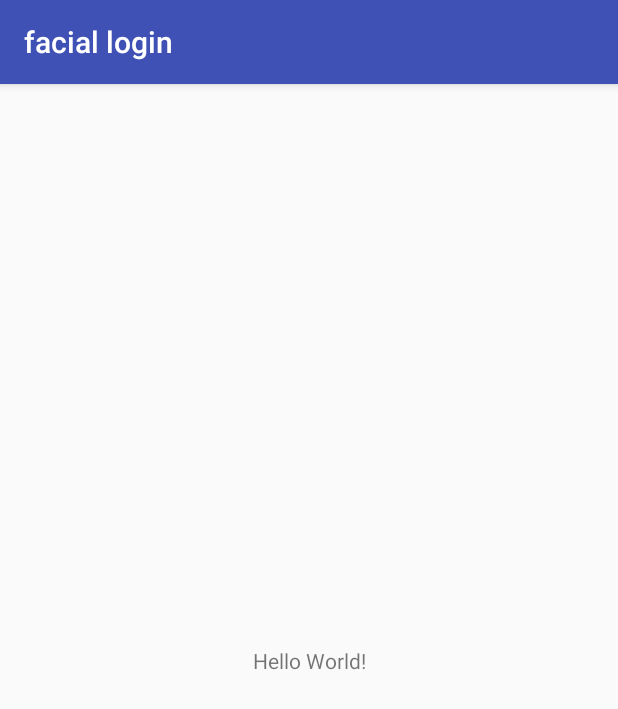
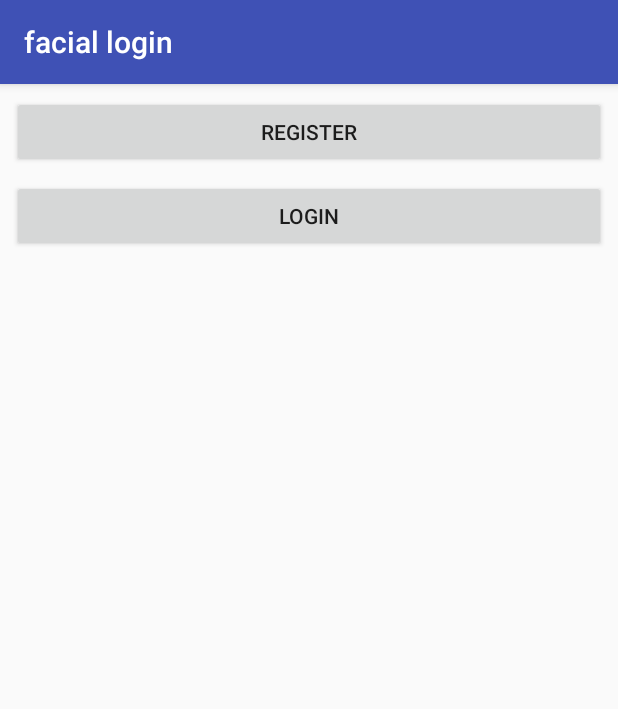
Before and after one commit to izhang1/FacialLogin, an Android app: the screen it shows after launch (MainActivity), on a phone screen of 412 x 824 dp. Shown: the top 709 px of the screen. Run offline under Robolectric (Android 15) with nearby library versions, the phone set to English and light mode, and no system bars.

```diff
--- a/app/src/main/AndroidManifest.xml
+++ b/app/src/main/AndroidManifest.xml
@@ -1,6 +1,10 @@
 <?xml version="1.0" encoding="utf-8"?>
 <manifest xmlns:android="http://schemas.android.com/apk/res/android"
     package="app.izhang.faciallogin">
+
+    <uses-permission android:name="android.permission.CAMERA" />
+    <uses-feature android:name="android.hardware.camera" android:required="false" />
+    <uses-feature android:name="android.hardware.camera.front" android:required="false" />
 
     <application
         android:allowBackup="true"
--- a/app/src/main/java/app/izhang/faciallogin/MainActivity.java
+++ b/app/src/main/java/app/izhang/faciallogin/MainActivity.java
@@ -1,13 +1,107 @@
 package app.izhang.faciallogin;
 
+import android.Manifest;
+import android.content.Intent;
+import android.content.pm.PackageManager;
+import android.net.Uri;
+import android.os.Build;
+import android.os.Environment;
+import android.provider.MediaStore;
+import android.support.v4.app.ActivityCompat;
+import android.support.v4.content.ContextCompat;
 import android.support.v7.app.AppCompatActivity;
 import android.os.Bundle;
+import android.view.View;
+import android.webkit.URLUtil;
+import android.widget.Button;
+
+import java.io.File;
 
 public class MainActivity extends AppCompatActivity {
+
+    private static int CAMERA_PHOTO_REQUEST_CODE = 1111;
+    private final int CAMERA_PERMISSION_REQUEST = 1;
+
 
     @Override
     protected void onCreate(Bundle savedInstanceState) {
         super.onCreate(savedInstanceState);
         setContentView(R.layout.activity_main);
+
+        Button regbtn = this.findViewById(R.id.btn_reg);
+        Button logBtn = this.findViewById(R.id.btn_login);
+
+        // Check for permissions
+
+        // Here, thisActivity is the current activity
+        if (ContextCompat.checkSelfPermission(this,
+                Manifest.permission.CAMERA)
+                != PackageManager.PERMISSION_GRANTED) {
+
+            // Permission is not granted
+            // Should we show an explanation?
+            if (ActivityCompat.shouldShowRequestPermissionRationale(this,
+                    Manifest.permission.CAMERA)) {
+                // Show an explanation to the user *asynchronously* -- don't block
+                // this thread waiting for the user's response! After the user
+                // sees the explanation, try again to request the permission.
+            } else {
+                // No explanation needed; request the permission
+                ActivityCompat.requestPermissions(this,
+                        new String[]{Manifest.permission.CAMERA},
+                        CAMERA_PERMISSION_REQUEST);
+
+                // MY_PERMISSIONS_REQUEST_READ_CONTACTS is an
+                // app-defined int constant. The callback method gets the
+                // result of the request.
+            }
+        } else {
+            // Permission has already been granted
+        }
+
+        regbtn.setOnClickListener(new View.OnClickListener() {
+            @Override
+            public void onClick(View view) {
+                Intent intent = new Intent(MediaStore.ACTION_IMAGE_CAPTURE);
+                intent.putExtra("android.intent.extras.CAMERA_FACING", 1);
+                startActivity(intent);
+            }
+        });
+
+        logBtn.setOnClickListener(new View.OnClickListener() {
+            @Override
+            public void onClick(View view) {
+
+            }
+        });
+
+    }
+
+    @Override
+    public void onRequestPermissionsResult(int requestCode,
+                                           String permissions[], int[] grantResults) {
+        switch (requestCode) {
+            case CAMERA_PERMISSION_REQUEST: {
+                // If request is cancelled, the result arrays are empty.
+                if (grantResults.length > 0
+                        && grantResults[0] == PackageManager.PERMISSION_GRANTED) {
+                    Intent intent = new Intent(MediaStore.ACTION_IMAGE_CAPTURE);
+                    if (Build.VERSION.SDK_INT >= Build.VERSION_CODES.LOLLIPOP_MR1) {
+                        intent.putExtra("android.intent.extras.CAMERA_FACING", android.hardware.Camera.CameraInfo.CAMERA_FACING_FRONT);
+                        intent.putExtra("android.intent.extras.LENS_FACING_FRONT", 1);
+                        intent.putExtra("android.intent.extra.USE_FRONT_CAMERA", true);
+                    } else {
+                        intent.putExtra("android.intent.extras.CAMERA_FACING", 1);
+                    }
+                } else {
+                    // permission denied, boo! Disable the
+                    // functionality that depends on this permission.
+                }
+                return;
+            }
+
+            // other 'case' lines to check for other
+            // permissions this app might request.
+        }
     }
 }
--- a/app/src/main/res/layout/activity_main.xml
+++ b/app/src/main/res/layout/activity_main.xml
@@ -6,13 +6,27 @@
     android:layout_height="match_parent"
     tools:context=".MainActivity">
 
-    <TextView
-        android:layout_width="wrap_content"
+    <Button
+        android:id="@+id/btn_reg"
+        android:layout_width="0dp"
         android:layout_height="wrap_content"
-        android:text="Hello World!"
-        app:layout_constraintBottom_toBottomOf="parent"
-        app:layout_constraintLeft_toLeftOf="parent"
-        app:layout_constraintRight_toRightOf="parent"
+        android:layout_marginEnd="8dp"
+        android:layout_marginStart="8dp"
+        android:layout_marginTop="8dp"
+        android:text="Register"
+        app:layout_constraintEnd_toEndOf="parent"
+        app:layout_constraintStart_toStartOf="parent"
         app:layout_constraintTop_toTopOf="parent" />
 
+    <Button
+        android:id="@+id/btn_login"
+        android:layout_width="0dp"
+        android:layout_height="wrap_content"
+        android:layout_marginEnd="8dp"
+        android:layout_marginStart="8dp"
+        android:layout_marginTop="8dp"
+        android:text="Login"
+        app:layout_constraintEnd_toEndOf="parent"
+        app:layout_constraintStart_toStartOf="parent"
+        app:layout_constraintTop_toBottomOf="@+id/btn_reg" />
 </android.support.constraint.ConstraintLayout>
```
